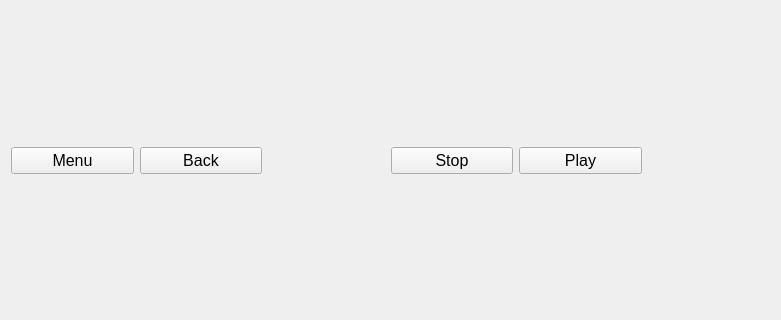
Before: the Qt Designer form src/singingview.ui in Vorxil/MagnifiSing, drawn with Qt 5; both pictures show x 0 to 781 and y 98 to 418 of the 781 by 518 pixel window.
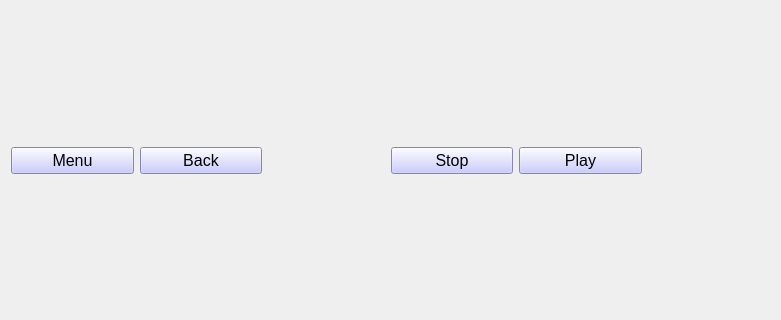
After: the same form once the commit is applied.

```diff
--- a/src/singingview.ui
+++ b/src/singingview.ui
@@ -40,6 +40,10 @@
            <pointsize>12</pointsize>
           </font>
          </property>
+         <property name="styleSheet">
+          <string notr="true">border-color: rgb(0, 0, 127); 
+background-color: rgb(187, 188, 255);</string>
+         </property>
          <property name="text">
           <string>Menu</string>
          </property>
@@ -64,6 +68,10 @@
            <pointsize>12</pointsize>
           </font>
          </property>
+         <property name="styleSheet">
+          <string notr="true">border-color: rgb(0, 0, 127); 
+background-color: rgb(187, 188, 255);</string>
+         </property>
          <property name="text">
           <string>Back</string>
          </property>
@@ -95,6 +103,10 @@
            <pointsize>12</pointsize>
           </font>
          </property>
+         <property name="styleSheet">
+          <string notr="true">border-color: rgb(0, 0, 127); 
+background-color: rgb(187, 188, 255);</string>
+         </property>
          <property name="text">
           <string>Stop</string>
          </property>
@@ -119,6 +131,10 @@
            <pointsize>12</pointsize>
           </font>
          </property>
+         <property name="styleSheet">
+          <string notr="true">border-color: rgb(0, 0, 127); 
+background-color: rgb(187, 188, 255);</string>
+         </property>
          <property name="text">
           <string>Play</string>
          </property>
```
